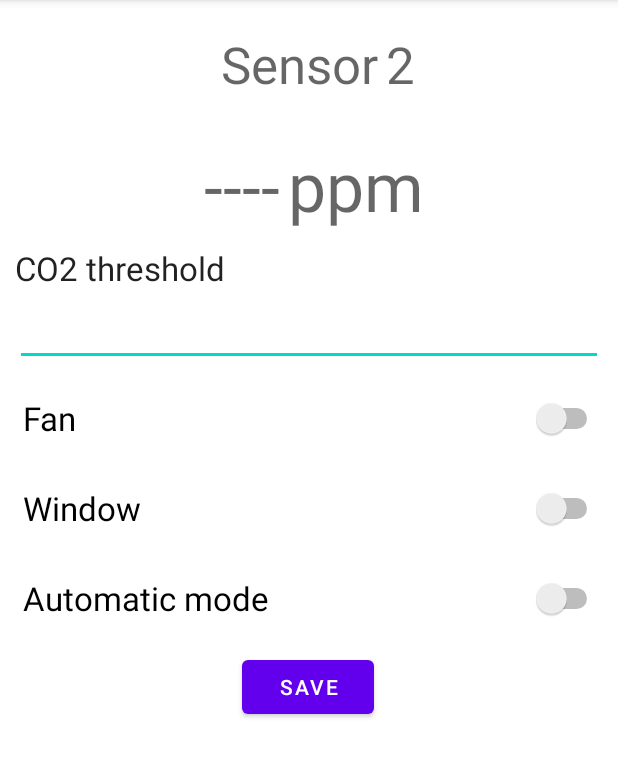
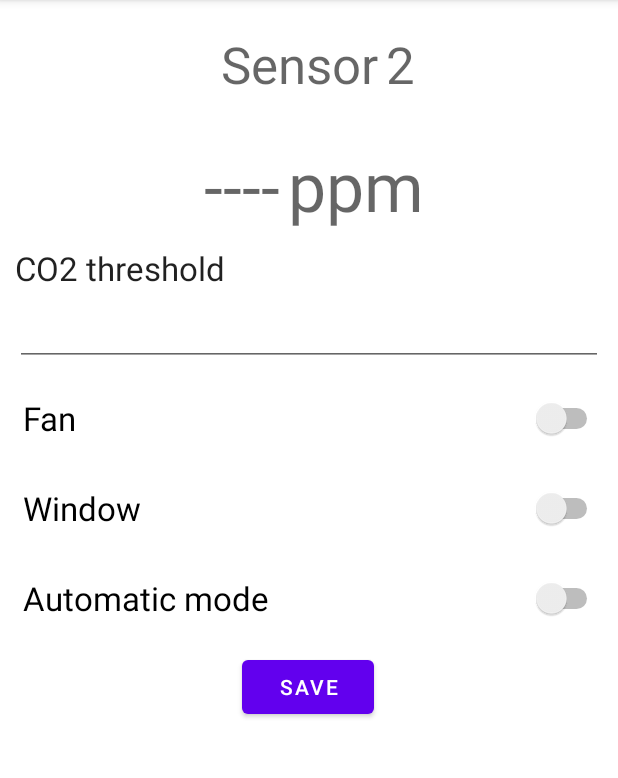
Before and after one commit to AndriyFujii/CO2Control, an Android app: the screen it shows after launch (MainActivity), on a phone screen of 412 x 824 dp, the part 84-862 px from its top. Run offline under Robolectric (Android 15) with nearby library versions, the phone set to English and light mode, and no system bars; our stand-ins replace Firebase (no records; nobody signed in at launch, a user with empty details on screens opened directly).

Commit message:
Stop editText focusing on app start

```diff
--- a/app/src/main/res/layout/activity_main.xml
+++ b/app/src/main/res/layout/activity_main.xml
@@ -4,6 +4,8 @@
     xmlns:tools="http://schemas.android.com/tools"
     android:layout_width="match_parent"
     android:layout_height="match_parent"
+    android:focusable="true"
+    android:focusableInTouchMode="true"
     tools:context=".MainActivity">
 
     <ScrollView
```
